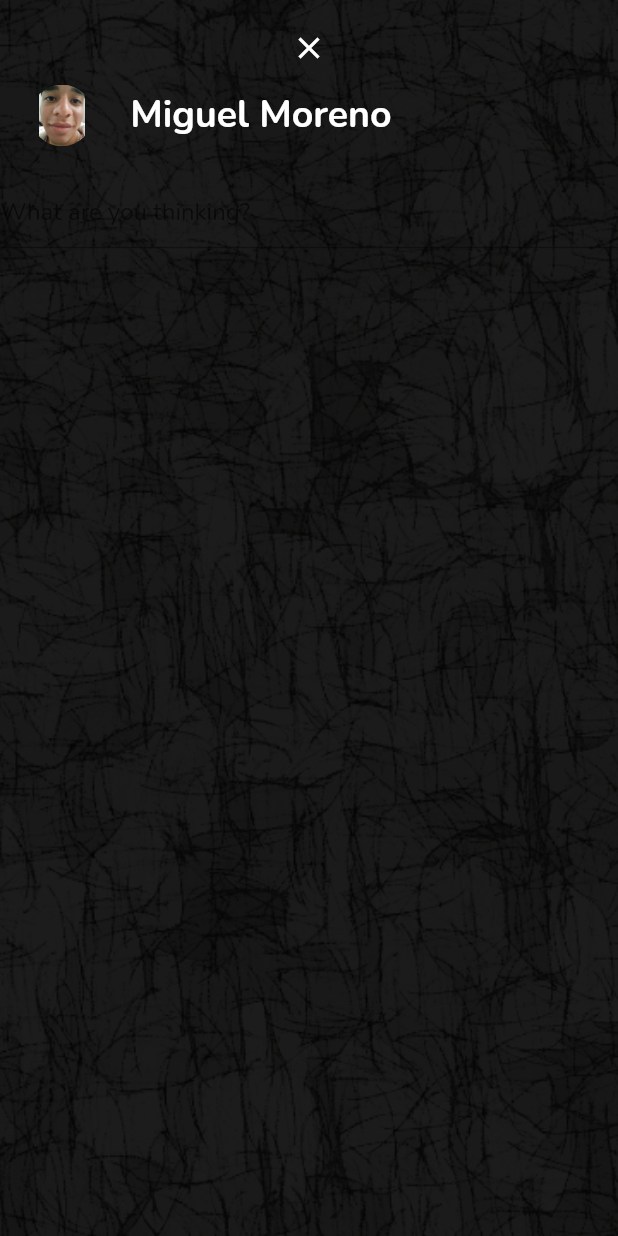
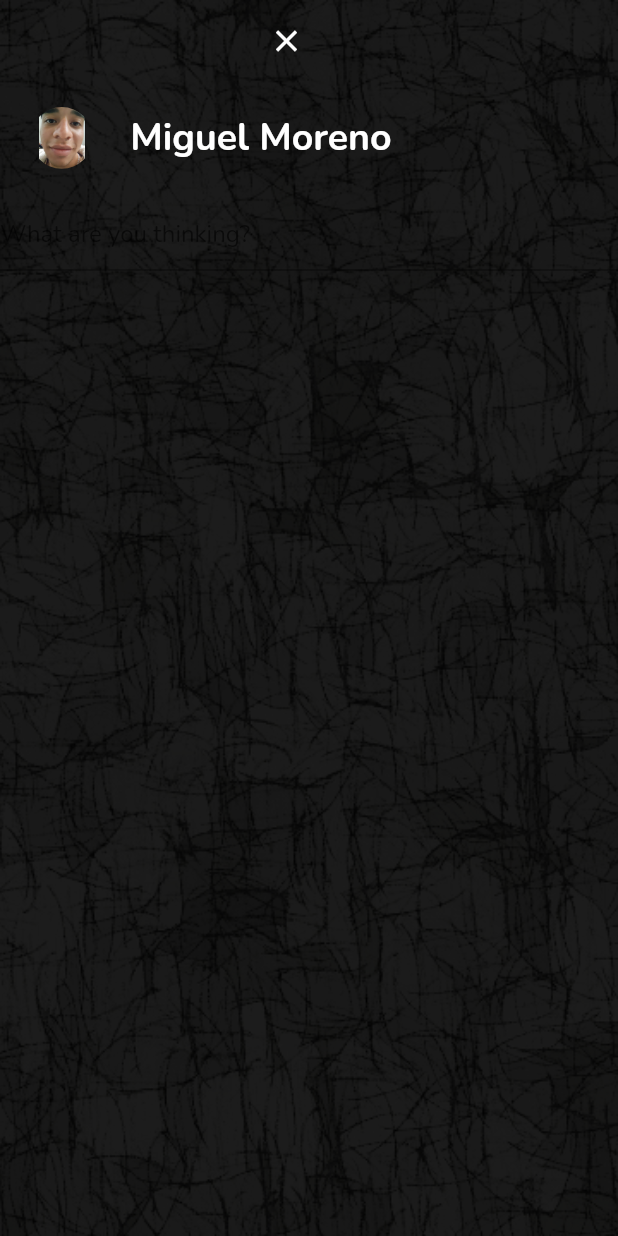
Before and after one commit to anamendez10/ChirpChat, a Flutter app: the Feed screen opened directly, after a tap on the "add" icon, on a phone screen of 412 x 824 dp. Run offline on Flutter 3.47's test engine with Material 2 defaults, Android fonts, the phone set to English and light mode, and no system bars; our stand-ins replace persistent_bottom_nav_bar.

Commit message:
Post register

```diff
--- a/lib/screens/feed.dart
+++ b/lib/screens/feed.dart
@@ -7,11 +7,12 @@ class Feed extends StatefulWidget {
 
   @override
   State<Feed> createState() => _FeedState();
-
 }
 
 class _FeedState extends State<Feed> {
   bool addPost = false;
+  bool liked = true;
+
   @override
   Widget build(BuildContext context) {
     var mediaQuery = MediaQuery.of(context);
@@ -101,10 +102,28 @@ class _FeedState extends State<Feed> {
                         width: 250.0,
                         height: 250.0,
                       ),
-                      Container(
-                        alignment: Alignment.topLeft,
+
+                      GestureDetector(
+                        onTap: () {
+                          setState(
+                            () {
+                              liked = !liked;
+                            },
+                          );
+                        },
+                        child: Container(
+                          alignment: Alignment.topLeft,
                         margin: const EdgeInsets.only(left: 25.0, bottom: 18.0),
-                        child: const Icon(CupertinoIcons.heart),
+                          child: Row(
+                            children: <Widget>[
+                              (liked ? const Icon(CupertinoIcons.heart) : const Icon(CupertinoIcons.heart_fill, color: Colors.red,)),
+                              (liked ? const Text('0') : const Text('0', style: TextStyle(color: Colors.red)))
+                            ],
+                          ),
+
+
+
+                      ),
                       ),
                     ],
                   ),
@@ -115,11 +134,15 @@ class _FeedState extends State<Feed> {
         ),
       ),
       floatingActionButton: FloatingActionButton(
-        backgroundColor: Colors.white,
-        child: const Icon(Icons.add, color: Colors.black,),
-        onPressed: () {
-          Navigator.push(context, MaterialPageRoute(builder: (context) => NewPost()));
-      }),
+          backgroundColor: Colors.white,
+          child: const Icon(
+            Icons.add,
+            color: Colors.black,
+          ),
+          onPressed: () {
+            Navigator.push(
+                context, MaterialPageRoute(builder: (context) => NewPost()));
+          }),
     );
   }
 }
--- a/lib/screens/new_post.dart
+++ b/lib/screens/new_post.dart
@@ -1,7 +1,15 @@
+import "package:chirp_chat/screens/feed.dart";
 import "package:flutter/material.dart";
 
-class NewPost extends StatelessWidget {
+class NewPost extends StatefulWidget {
   const NewPost({Key? key}) : super(key: key);
+
+  @override
+  State<NewPost> createState() => _NewPostState();
+}
+
+class _NewPostState extends State<NewPost> {
+  bool close = false;
 
   @override
   Widget build(BuildContext context) {
@@ -10,20 +18,40 @@ class NewPost extends StatelessWidget {
 
     return Scaffold(
       body: Container(
-          constraints: BoxConstraints.expand(),
+          constraints: const BoxConstraints.expand(),
           // color: Colors.black,
           decoration: const BoxDecoration(
             image: DecorationImage(
                 image: AssetImage("assets/images/background2.png"),
                 fit: BoxFit.cover),
           ),
-          child: Center(
+          child: Column(
+            children: <Widget>[
+              GestureDetector(
+                onTap: () {
+                  setState(
+                    () {
+                      close = true;
+                      if (close == true) {
+                        Navigator.push(
+                            context,
+                            MaterialPageRoute(
+                                builder: (context) => const Feed()));
+                      }
+                    },
+                  );
+                },
+                child: Container(
+                    margin: const EdgeInsets.only(right: 30.0, top: 15.0),
+                    child: const Icon(
+                      Icons.close,
+                      color: Colors.white,
+                    )),
+              ),
+              Center(
                   child: Column(children: <Widget>[
                 const SizedBox(
                   height: 20.0,
-            ),
-            Container(
-              child: const Icon(Icons.close, color: Colors.white,)
                 ),
                 Column(children: <Widget>[
                   Row(
@@ -41,14 +69,17 @@ class NewPost extends StatelessWidget {
                         ),
                       ),
                       Container(
-                    margin: EdgeInsets.only(top: size.width * 0.03, left: 25.0),
+                        margin:
+                            EdgeInsets.only(top: size.width * 0.03, left: 25.0),
                         // width: size.width * 0.4,
                         // height: 50.0,
                         child: const Text(
                           'Miguel Moreno',
                           textAlign: TextAlign.center,
                           style: TextStyle(
-                          fontSize: 25.0, fontWeight: FontWeight.bold, color: Colors.white),
+                              fontSize: 25.0,
+                              fontWeight: FontWeight.bold,
+                              color: Colors.white),
                         ),
                       ),
                     ],
@@ -60,13 +91,12 @@ class NewPost extends StatelessWidget {
                           fillColor: Colors.white,
                           hoverColor: Colors.white,
                           hintText: 'What are you thinking?',
-
-                        // Added this
                         ),
-                )
-              ),
+                      )),
                 ])
-          ]))),
+              ]))
+            ],
+          )),
     );
   }
 }
```
Also changed, not shown: lib/models/models.dart (added, +37 -0 lines), lib/screens/chat_room.dart (+36 -16 lines), lib/screens/profile.dart (+18 -7 lines), lib/screens/register.dart (+22 -1 lines), lib/services/usuario.service.dart (added, +46 -0 lines), pubspec.yaml (+2 -19 lines), pubspec.lock. Lines whose indentation alone changed are shown as unchanged.
